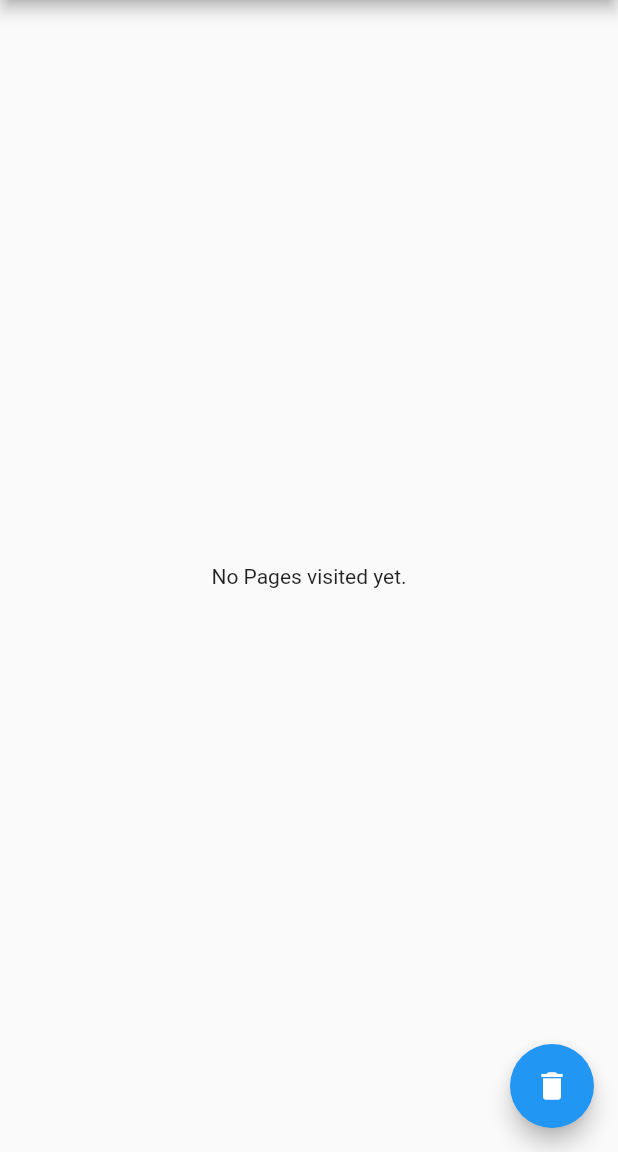
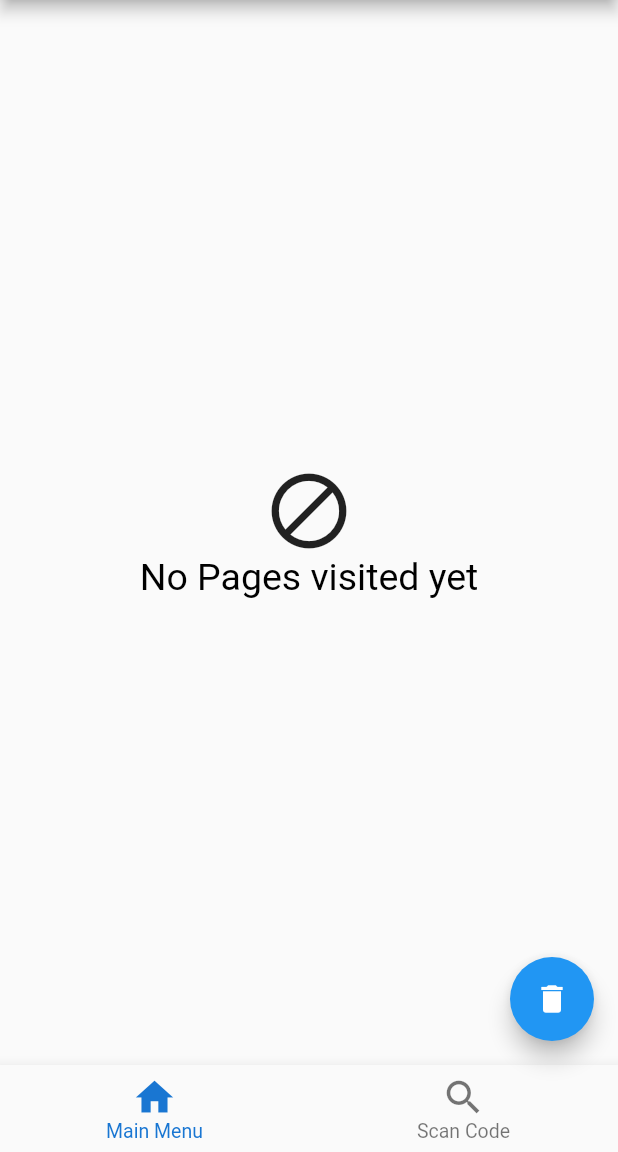
Before and after one commit to quasarresearchgroup/iscte50anos-app, a Flutter app: the VisitedPagesPage screen opened by its route, on a phone screen of 412 x 824 dp, the part 84-1236 px from its top. Run offline on Flutter 3.47's test engine with Material 2 defaults, Android fonts, the light colour scheme and no system bars; our stand-ins replace fluttericon, logger, qr_flutter, sqflite, synchronized, timeline_tile and 1 more; missing offline and left inert: qr_code_scanner; accounts and stored records are empty; generated files the repository leaves out were written again; project files that could hold a hidden picture were left out.

Commit message:
Refactoring in Scanned List Page

```diff
--- a/lib/l10n/app_en.arb
+++ b/lib/l10n/app_en.arb
@@ -3,7 +3,7 @@
     "scanCodeButton": "Scan Code",
     "createCode": "Create Code",
     "scanACode": "Scan a code",
-    "noPages":"No Pages visited yet.",
+    "noPages":"No Pages visited yet",
     "loading":"Loading...",
 
     "mainMenu": "Main Menu",
--- a/lib/pages/scanned_list_page.dart
+++ b/lib/pages/scanned_list_page.dart
@@ -3,6 +3,7 @@ import 'package:flutter_gen/gen_l10n/app_localizations.dart';
 import 'package:iscte_spots/helper/database_helper.dart';
 import 'package:iscte_spots/helper/helper_methods.dart';
 import 'package:iscte_spots/models/visited_page.dart';
+import 'package:iscte_spots/widgets/my_bottom_bar.dart';
 import 'package:iscte_spots/widgets/nav_drawer/navigation_drawer.dart';
 import 'package:iscte_spots/widgets/nav_drawer/page_routes.dart';
 
@@ -15,6 +16,8 @@ class VisitedPagesPage extends StatefulWidget {
 }
 
 class _VisitedPagesPageState extends State<VisitedPagesPage> {
+  TextStyle messagesStyle = const TextStyle(color: Colors.black, fontSize: 25);
+
   @override
   Widget build(BuildContext context) {
     return Builder(builder: (context) {
@@ -28,6 +31,7 @@ class _VisitedPagesPageState extends State<VisitedPagesPage> {
               appBar: AppBar(
                 title: Text(AppLocalizations.of(context)!.visitedPagesScreen),
               ),
+              bottomNavigationBar: const MyBottomBar(selectedIndex: 0),
               floatingActionButton: FloatingActionButton(
                 child: const Icon(Icons.delete),
                 onPressed: () {
@@ -36,25 +40,25 @@ class _VisitedPagesPageState extends State<VisitedPagesPage> {
                   });
                 },
               ),
-              body: FutureBuilder<List<VisitedPage>>(
+              body: RefreshIndicator(
+                onRefresh: () {
+                  return DatabaseHelper.instance.getPages();
+                },
+                child: FutureBuilder<List<VisitedPage>>(
                   future: DatabaseHelper.instance.getPages(),
                   builder: (BuildContext context,
                       AsyncSnapshot<List<VisitedPage>> snapshot) {
                     if (!snapshot.hasData) {
-                    return Center(
-                      child: Text(AppLocalizations.of(context)!.loading),
-                    );
+                      return loadingPages(messagesStyle: messagesStyle);
                     } else {
                       List<VisitedPage> list = snapshot.data!;
                       if (snapshot.data!.isEmpty) {
-                      return Center(
-                        child: Text(AppLocalizations.of(context)!.noPages),
-                      );
+                        return noPagesVisited(messagesStyle: messagesStyle);
                       } else {
                         list.sort((VisitedPage a, VisitedPage b) =>
                             b.dateTime - a.dateTime);
-
                         return ListView(
+                            physics: const AlwaysScrollableScrollPhysics(),
                             children: list.map((page) {
                               return ListTile(
                                 title: Text(page.content),
@@ -74,7 +78,58 @@ class _VisitedPagesPageState extends State<VisitedPagesPage> {
                       }
                     }
                   },
+                ),
               )));
     });
   }
 }
+
+class loadingPages extends StatelessWidget {
+  const loadingPages({
+    Key? key,
+    required this.messagesStyle,
+  }) : super(key: key);
+
+  final TextStyle messagesStyle;
+
+  @override
+  Widget build(BuildContext context) {
+    return Center(
+      child: Column(
+        children: [
+          const CircularProgressIndicator(
+            color: Colors.black,
+          ),
+          Text(
+            AppLocalizations.of(context)!.loading,
+            style: messagesStyle,
+          ),
+        ],
+      ),
+    );
+  }
+}
+
+class noPagesVisited extends StatelessWidget {
+  const noPagesVisited({
+    Key? key,
+    required this.messagesStyle,
+  }) : super(key: key);
+
+  final TextStyle messagesStyle;
+
+  @override
+  Widget build(BuildContext context) {
+    return Center(
+        child: Column(
+      mainAxisAlignment: MainAxisAlignment.center,
+      children: [
+        const Icon(
+          Icons.do_disturb_alt_outlined,
+          size: 60,
+        ),
+        Text(AppLocalizations.of(context)!.noPages, style: messagesStyle),
+      ],
+    ));
+  }
+}
```
Lines whose indentation alone changed are shown as unchanged.
